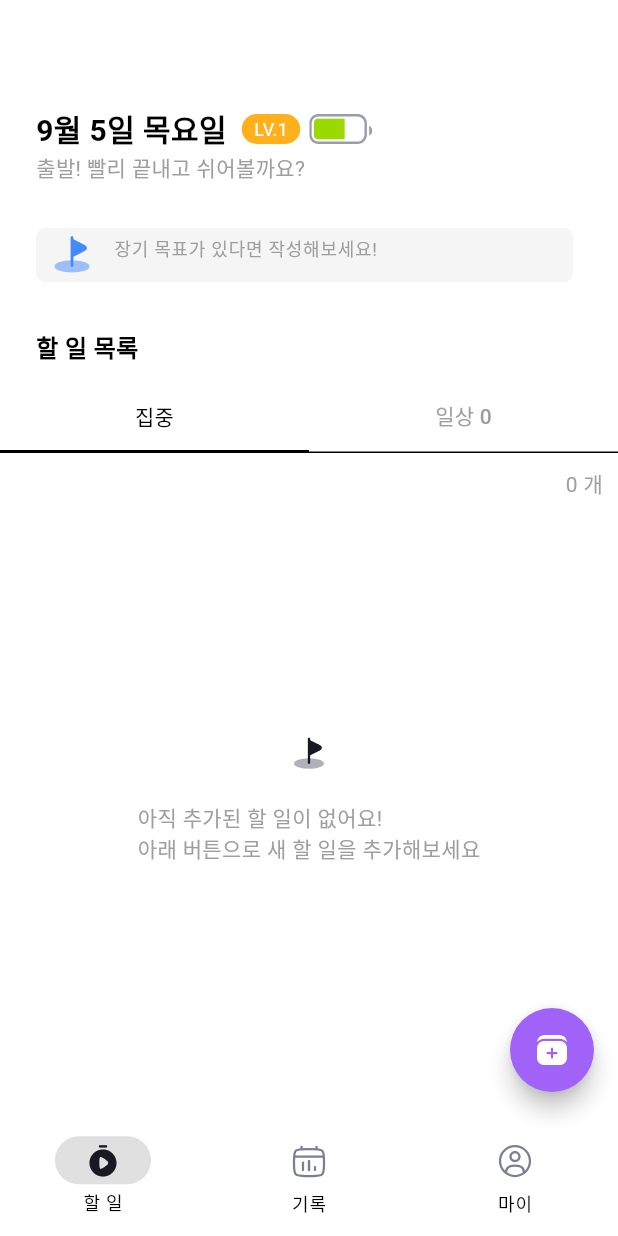
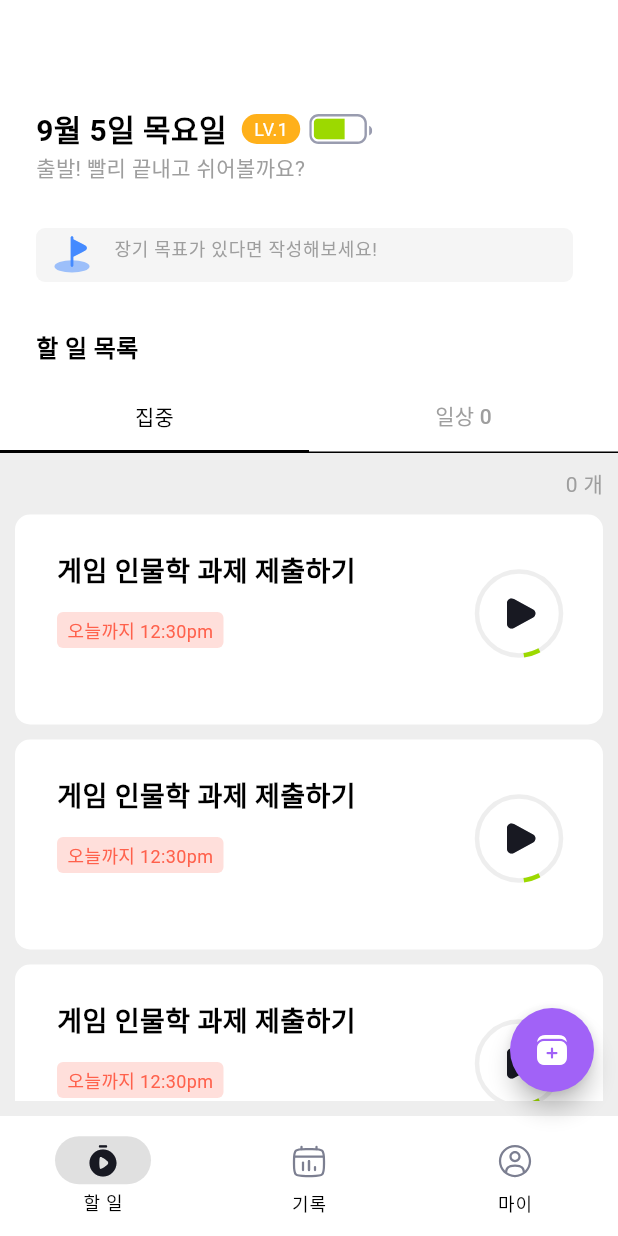
Before and after one commit to seongukHEO/StarryWaveScreen, a Flutter app: the screen it shows after launch, on a phone screen of 412 x 824 dp. Run offline on Flutter 3.47's test engine with Material 3 defaults, Android fonts, the phone set to English and light mode, and no system bars; our stand-ins replace flutter_riverpod, flutter_svg.

Commit message:
feat : 집중 화면 리스트 구현

```diff
--- /dev/null
+++ b/lib/widget/dowork/focus/focus_list_widget.dart
@@ -0,0 +1,69 @@
+import 'package:flutter/cupertino.dart';
+import 'package:flutter/material.dart';
+import 'package:flutter_riverpod/flutter_riverpod.dart';
+import 'package:flutter_svg/flutter_svg.dart';
+
+class FocusListWidget extends StatelessWidget {
+  const FocusListWidget({super.key});
+
+  @override
+  Widget build(BuildContext context) {
+    bool isRunning = false;
+    return ListView.builder(
+        itemCount: 5,
+        itemBuilder: (context, index){
+          return Container(
+            decoration: BoxDecoration(
+              borderRadius: BorderRadius.circular(10),
+              color: Colors.white
+            ),
+            padding: EdgeInsets.fromLTRB(28, 24, 28, 32),
+            margin: EdgeInsets.fromLTRB(0, 10, 0, 0),
+            height: 140,
+            child: Row(
+              mainAxisAlignment: MainAxisAlignment.spaceBetween,
+              children: [
+                Column(
+                  crossAxisAlignment: CrossAxisAlignment.start,
+                  children: [
+                    Text("게임 인물학 과제 제출하기", style: TextStyle(fontSize: 18, fontWeight: FontWeight.w700),),
+                    SizedBox(height: 14,),
+                    Container(
+                      width: 111,
+                      height: 24,
+                      decoration: BoxDecoration(
+                        //색 지정
+                        color: Color(0xFFFFDFDB),
+                        borderRadius: BorderRadius.circular(4)
+                      ),
+                      child: Align(alignment: Alignment.center ,child: Text("오늘까지 12:30pm", style: TextStyle(fontSize: 12, color: Theme.of(context).colorScheme.error),)),
+                    )
+                  ],
+                ),
+                Container(
+                  height: 56,
+                  width: 56,
+                  child: Stack(
+                    fit: StackFit.expand,
+                    children: [
+                      CircularProgressIndicator(
+                        backgroundColor: Colors.grey.shade200,
+                        strokeWidth: 3,
+                        valueColor: AlwaysStoppedAnimation<Color>(Color(0xFF9CD900)),
+                      ),
+                      Center(
+                        child: IconButton(
+                          onPressed: (){},
+                          icon: SvgPicture.asset('assets/icon/bold/play_bold.svg'),
+                        ),
+                      )
+                    ],
+                  ),
+                )
+              ],
+            ),
+          );
+        }
+    );
+  }
+}
--- a/lib/widget/dowork/focus_widget.dart
+++ b/lib/widget/dowork/focus/focus_widget.dart
@@ -1,6 +1,7 @@
 import 'package:flutter/cupertino.dart';
 import 'package:flutter/material.dart';
 import 'package:flutter_svg/flutter_svg.dart';
+import 'package:starrywave_screen/widget/dowork/focus/focus_list_widget.dart';
 
 class FocusWidget extends StatelessWidget {
   const FocusWidget({super.key});
@@ -9,6 +10,7 @@ class FocusWidget extends StatelessWidget {
   Widget build(BuildContext context) {
     return Scaffold(
       body: Container(
+        color: Colors.grey.shade200,
         padding: EdgeInsets.all(10),
         child: Column(
           children: [
@@ -17,14 +19,7 @@ class FocusWidget extends StatelessWidget {
               child: Text('0 개', style: TextStyle(color: Colors.grey),),
             ),
             Expanded(
-                child: Column(
-                  mainAxisAlignment: MainAxisAlignment.center,
-                  children: [
-                    SvgPicture.asset('assets/icon/outlined/goal.svg'),
-                    SizedBox(height: 20,),
-                    Text("아직 추가된 할 일이 없어요!\n아래 버튼으로 새 할 일을 추가해보세요", style: TextStyle(color: Colors.grey),)
-                  ],
-                )
+                child: FocusListWidget()
             )
           ],
         ),
--- a/lib/widget/home/working_widget.dart
+++ b/lib/widget/home/working_widget.dart
@@ -2,8 +2,8 @@ import 'package:flutter/cupertino.dart';
 import 'package:flutter/material.dart';
 import 'package:flutter_svg/flutter_svg.dart';
 import 'package:starrywave_screen/common/date_format_today.dart';
-import 'package:starrywave_screen/widget/dowork/focus_widget.dart';
-import 'package:starrywave_screen/widget/dowork/normal_widget.dart';
+import 'package:starrywave_screen/widget/dowork/focus/focus_widget.dart';
+import 'package:starrywave_screen/widget/dowork/normal/normal_widget.dart';
 
 class WorkingWidget extends StatefulWidget {
 
```
Also changed, not shown: lib/widget/dowork/normal/normal_widget.dart (renamed from lib/widget/dowork/normal_widget.dart).
